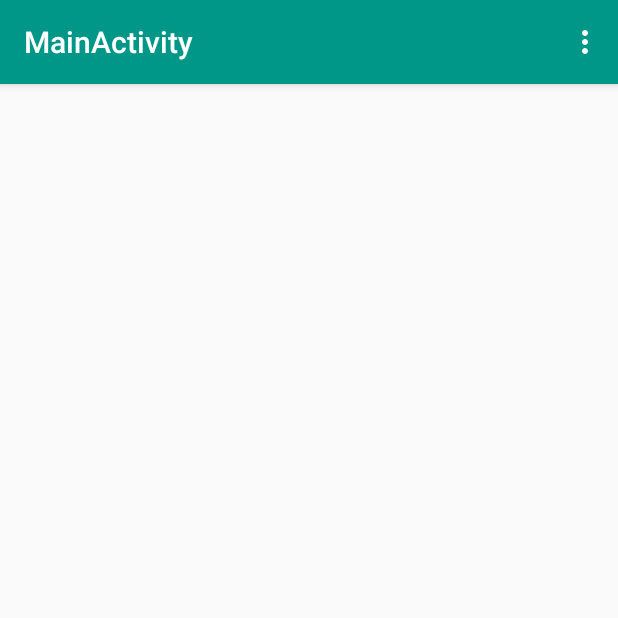
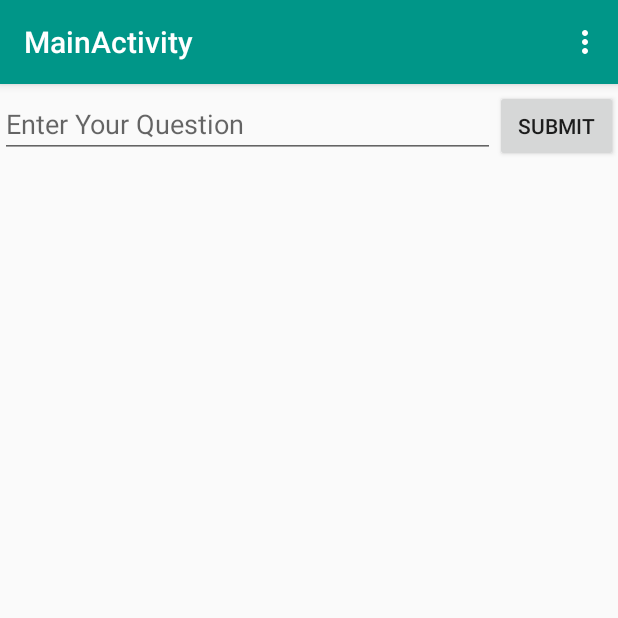
Before and after one commit to Opportunity-Hack-San-Jose-2016/Repo-7, an Android app: the fragment ForumFragment placed in its activity, on a phone screen of 412 x 824 dp, the top half of it. Run offline under Robolectric (Android 15) with nearby library versions, the phone set to English and light mode, and no system bars; libraries missing offline, so code that uses them is left out: com.firebase.client, com.roughike.bottombar; 4 statements that could not run were skipped.

Commit message:
Building firebase children

```diff
--- a/UP_Opportunity/app/src/main/AndroidManifest.xml
+++ b/UP_Opportunity/app/src/main/AndroidManifest.xml
@@ -9,6 +9,7 @@
         android:icon="@mipmap/ic_launcher"
         android:label="@string/app_name"
         android:supportsRtl="true"
+        android:name=".UpApplication"
         android:theme="@style/AppTheme.NoActionBar">
         <activity android:name=".MainActivity">
         </activity>
--- a/UP_Opportunity/app/src/main/java/com/up/up_opportunity/MainActivity.java
+++ b/UP_Opportunity/app/src/main/java/com/up/up_opportunity/MainActivity.java
@@ -204,4 +204,9 @@ public class MainActivity extends AppCompatActivity implements HelpFragment.OnFo
         fragmentTransaction.replace(R.id.frag_container_id,housingFragment);
         fragmentTransaction.commit();
     }
+
+    @Override
+    public void onBackPressed() {
+//        super.onBackPressed();
+    }
 }
--- a/UP_Opportunity/app/src/main/java/com/up/up_opportunity/fragments/ForumFragment.java
+++ b/UP_Opportunity/app/src/main/java/com/up/up_opportunity/fragments/ForumFragment.java
@@ -7,7 +7,10 @@ import android.util.Log;
 import android.view.LayoutInflater;
 import android.view.View;
 import android.view.ViewGroup;
+import android.widget.Button;
+import android.widget.EditText;
 
+import com.firebase.client.Firebase;
 import com.up.up_opportunity.R;
 
 /**
@@ -16,11 +19,17 @@ import com.up.up_opportunity.R;
 public class ForumFragment extends Fragment {
 
     private static final String TAG = "FORUM_FRAGMENT";
+    private EditText questionET;
+    private Button submitButton;
+    private Firebase firebase;
+    private Firebase questionFB;
 
     @Nullable
     @Override
     public View onCreateView(LayoutInflater inflater, @Nullable ViewGroup container, @Nullable Bundle savedInstanceState) {
         View view = inflater.inflate(R.layout.fragment_forum,container,false);
+        questionET = (EditText) view.findViewById(R.id.forum_ED_id);
+        submitButton = (Button) view.findViewById(R.id.forum_submit_id);
         return view;
     }
 
@@ -28,5 +37,26 @@ public class ForumFragment extends Fragment {
     public void onViewCreated(View view, @Nullable Bundle savedInstanceState) {
         super.onViewCreated(view, savedInstanceState);
         Log.i(TAG, "onViewCreated: ");
+        initFirebase();
+        setSubmitListener();
+    }
+
+    private void setSubmitListener(){
+        submitButton.setOnClickListener(new View.OnClickListener() {
+            @Override
+            public void onClick(View view) {
+                saveToFirebase(questionET.getText().toString());
+                questionET.getText().clear();
+            }
+        });
+    }
+
+    private void initFirebase(){
+        firebase = new Firebase("https://up-app.firebaseio.com/");
+    }
+
+    private void saveToFirebase(String question){
+        questionFB = firebase.child(question).child("Question");
+        questionFB.setValue(question);
     }
 }
--- a/UP_Opportunity/app/src/main/res/layout/fragment_forum.xml
+++ b/UP_Opportunity/app/src/main/res/layout/fragment_forum.xml
@@ -1,6 +1,23 @@
 <?xml version="1.0" encoding="utf-8"?>
 <LinearLayout xmlns:android="http://schemas.android.com/apk/res/android"
-    android:orientation="vertical" android:layout_width="match_parent"
+    android:orientation="vertical" android:layout_width="match_parent" android:layout_marginTop="60dp"
     android:layout_height="match_parent">
+    <LinearLayout
+        android:layout_width="match_parent"
+        android:layout_height="match_parent">
+        <EditText
+            android:id="@+id/forum_ED_id"
+            android:layout_width="match_parent"
+            android:layout_height="wrap_content"
+            android:layout_weight="1"
+            android:hint="Enter Your Question"/>
+        <Button
+            android:id="@+id/forum_submit_id"
+            android:layout_width="match_parent"
+            android:layout_height="wrap_content"
+            android:layout_weight="4"
+            android:text="Submit"/>
+    </LinearLayout>
+
 
 </LinearLayout>
```
Also changed, not shown: UP_Opportunity/app/src/main/java/com/up/up_opportunity/UpApplication.java (added, +17 -0 lines).
